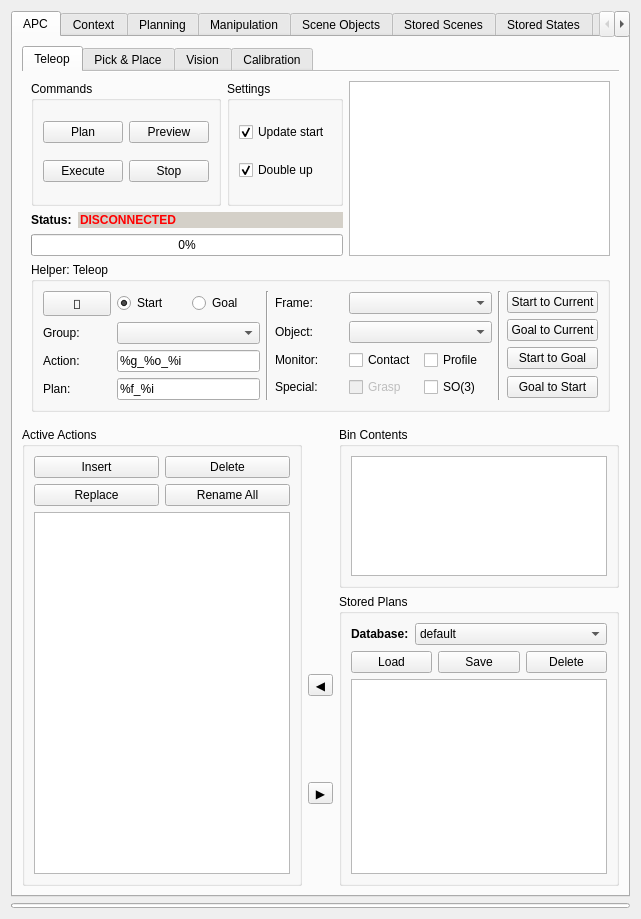
The window that visualization/motion_planning_rviz_plugin/src/ui/motion_planning_rviz_plugin_frame.ui (ehuang3/moveit_ros) describes before a commit, drawn with Qt 5.
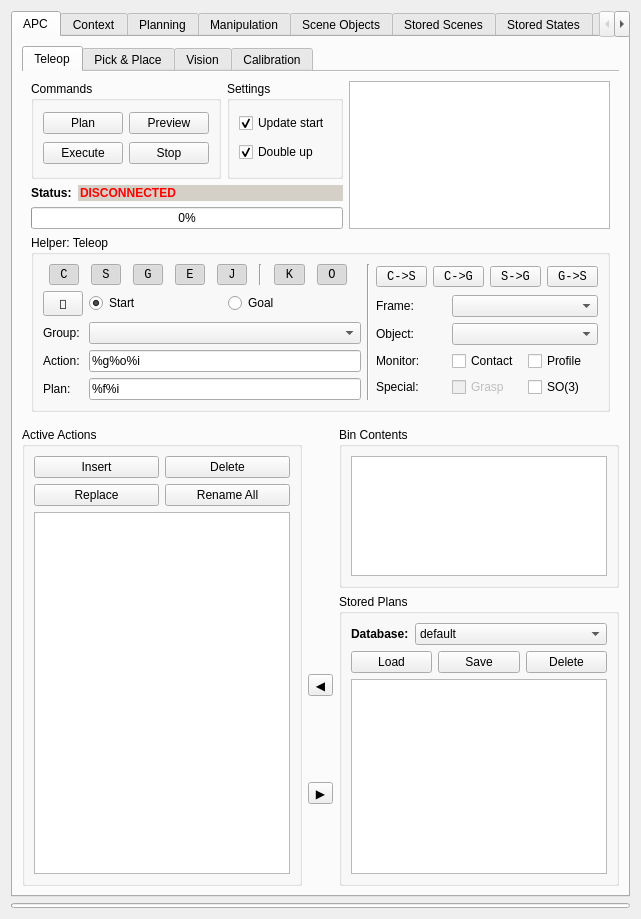
The same window after the commit.

Commit message: Add quick convenience buttons for teleoperation

The edit to the form file:
```diff
--- a/visualization/motion_planning_rviz_plugin/src/ui/motion_planning_rviz_plugin_frame.ui
+++ b/visualization/motion_planning_rviz_plugin/src/ui/motion_planning_rviz_plugin_frame.ui
@@ -447,26 +447,23 @@
                   <property name="bottomMargin">
                    <number>9</number>
                   </property>
-                  <item row="1" column="2" rowspan="4">
+                  <item row="1" column="2" rowspan="2">
                    <layout class="QGridLayout" name="gridLayout_35">
                     <item row="1" column="0">
-                     <widget class="QLabel" name="label_16">
+                     <layout class="QGridLayout" name="gridLayout_26">
+                      <item row="2" column="1">
+                       <widget class="QCheckBox" name="monitor_contact_checkbox">
                       <property name="sizePolicy">
                        <sizepolicy hsizetype="Preferred" vsizetype="Fixed">
                         <horstretch>0</horstretch>
                         <verstretch>0</verstretch>
                        </sizepolicy>
                       </property>
-                      <property name="font">
-                       <font>
-                        <italic>false</italic>
-                       </font>
-                      </property>
                       <property name="text">
-                       <string>Object:</string>
-                      </property>
-                      <property name="alignment">
-                       <set>Qt::AlignLeading|Qt::AlignLeft|Qt::AlignVCenter</set>
+                         <string>Contact</string>
+                        </property>
+                        <property name="tristate">
+                         <bool>true</bool>
                       </property>
                      </widget>
                     </item>
@@ -491,6 +488,27 @@
                       </property>
                      </widget>
                     </item>
+                      <item row="3" column="0">
+                       <widget class="QLabel" name="label_21">
+                        <property name="sizePolicy">
+                         <sizepolicy hsizetype="Preferred" vsizetype="Fixed">
+                          <horstretch>0</horstretch>
+                          <verstretch>0</verstretch>
+                         </sizepolicy>
+                        </property>
+                        <property name="font">
+                         <font>
+                          <italic>false</italic>
+                         </font>
+                        </property>
+                        <property name="text">
+                         <string>Special:</string>
+                        </property>
+                        <property name="alignment">
+                         <set>Qt::AlignLeading|Qt::AlignLeft|Qt::AlignVCenter</set>
+                        </property>
+                       </widget>
+                      </item>
                     <item row="0" column="0">
                      <widget class="QLabel" name="label_19">
                       <property name="sizePolicy">
@@ -514,8 +532,8 @@
                       </property>
                      </widget>
                     </item>
-                    <item row="3" column="0">
-                     <widget class="QLabel" name="label_21">
+                      <item row="1" column="0">
+                       <widget class="QLabel" name="label_16">
                       <property name="sizePolicy">
                        <sizepolicy hsizetype="Preferred" vsizetype="Fixed">
                         <horstretch>0</horstretch>
@@ -528,7 +546,7 @@
                        </font>
                       </property>
                       <property name="text">
-                       <string>Special:</string>
+                         <string>Object:</string>
                       </property>
                       <property name="alignment">
                        <set>Qt::AlignLeading|Qt::AlignLeft|Qt::AlignVCenter</set>
@@ -556,6 +574,12 @@
                       <property name="enabled">
                        <bool>false</bool>
                       </property>
+                        <property name="sizePolicy">
+                         <sizepolicy hsizetype="Preferred" vsizetype="Fixed">
+                          <horstretch>0</horstretch>
+                          <verstretch>0</verstretch>
+                         </sizepolicy>
+                        </property>
                       <property name="text">
                        <string>Grasp</string>
                       </property>
@@ -564,28 +588,6 @@
                       </property>
                      </widget>
                     </item>
-                    <item row="1" column="1" colspan="2">
-                     <widget class="QComboBox" name="object_combobox"/>
-                    </item>
-                    <item row="0" column="1" colspan="2">
-                     <widget class="QComboBox" name="frame_combobox"/>
-                    </item>
-                    <item row="2" column="1">
-                     <widget class="QCheckBox" name="monitor_contact_checkbox">
-                      <property name="sizePolicy">
-                       <sizepolicy hsizetype="Preferred" vsizetype="Fixed">
-                        <horstretch>0</horstretch>
-                        <verstretch>0</verstretch>
-                       </sizepolicy>
-                      </property>
-                      <property name="text">
-                       <string>Contact</string>
-                      </property>
-                      <property name="tristate">
-                       <bool>true</bool>
-                      </property>
-                     </widget>
-                    </item>
                     <item row="3" column="2">
                      <widget class="QCheckBox" name="interpolate_cartesian_checkbox">
                       <property name="sizePolicy">
@@ -605,62 +607,320 @@
                       </property>
                      </widget>
                     </item>
-                   </layout>
-                  </item>
-                  <item row="4" column="5">
-                   <widget class="QPushButton" name="pushButton_4">
+                      <item row="0" column="1" colspan="2">
+                       <widget class="QComboBox" name="frame_combobox">
+                        <property name="sizePolicy">
+                         <sizepolicy hsizetype="Preferred" vsizetype="Fixed">
+                          <horstretch>0</horstretch>
+                          <verstretch>0</verstretch>
+                         </sizepolicy>
+                        </property>
+                       </widget>
+                      </item>
+                      <item row="1" column="1" colspan="2">
+                       <widget class="QComboBox" name="object_combobox">
+                        <property name="sizePolicy">
+                         <sizepolicy hsizetype="Preferred" vsizetype="Fixed">
+                          <horstretch>0</horstretch>
+                          <verstretch>0</verstretch>
+                         </sizepolicy>
+                        </property>
+                       </widget>
+                      </item>
+                     </layout>
+                    </item>
+                    <item row="0" column="0">
+                     <layout class="QHBoxLayout" name="horizontalLayout_16">
+                      <item>
+                       <widget class="QToolButton" name="current_to_start_button">
                     <property name="sizePolicy">
-                     <sizepolicy hsizetype="Minimum" vsizetype="Fixed">
+                         <sizepolicy hsizetype="Fixed" vsizetype="Fixed">
                       <horstretch>0</horstretch>
                       <verstretch>0</verstretch>
                      </sizepolicy>
                     </property>
+                        <property name="font">
+                         <font>
+                          <family>Monospace</family>
+                         </font>
+                        </property>
                     <property name="text">
-                     <string>Goal to Start</string>
+                         <string>C-&gt;S</string>
                     </property>
                    </widget>
                   </item>
-                  <item row="2" column="5">
-                   <widget class="QPushButton" name="goal_to_current_button">
+                      <item>
+                       <widget class="QToolButton" name="current_to_goal_button">
                     <property name="sizePolicy">
                      <sizepolicy hsizetype="Fixed" vsizetype="Fixed">
                       <horstretch>0</horstretch>
                       <verstretch>0</verstretch>
                      </sizepolicy>
                     </property>
+                        <property name="font">
+                         <font>
+                          <family>Monospace</family>
+                         </font>
+                        </property>
                     <property name="text">
-                     <string>Goal to Current</string>
+                         <string>C-&gt;G</string>
                     </property>
                    </widget>
                   </item>
-                  <item row="1" column="5">
-                   <widget class="QPushButton" name="start_to_current_button">
+                      <item>
+                       <widget class="QToolButton" name="start_to_goal_button">
                     <property name="sizePolicy">
                      <sizepolicy hsizetype="Fixed" vsizetype="Fixed">
                       <horstretch>0</horstretch>
                       <verstretch>0</verstretch>
                      </sizepolicy>
                     </property>
+                        <property name="font">
+                         <font>
+                          <family>Monospace</family>
+                         </font>
+                        </property>
                     <property name="text">
-                     <string>Start to Current</string>
+                         <string>S-&gt;G</string>
                     </property>
                    </widget>
                   </item>
-                  <item row="3" column="5">
-                   <widget class="QPushButton" name="pushButton_12">
+                      <item>
+                       <widget class="QToolButton" name="goal_to_start_button">
                     <property name="sizePolicy">
-                     <sizepolicy hsizetype="Minimum" vsizetype="Fixed">
+                         <sizepolicy hsizetype="Fixed" vsizetype="Fixed">
                       <horstretch>0</horstretch>
                       <verstretch>0</verstretch>
                      </sizepolicy>
                     </property>
+                        <property name="font">
+                         <font>
+                          <family>Monospace</family>
+                         </font>
+                        </property>
                     <property name="text">
-                     <string>Start to Goal</string>
+                         <string>G-&gt;S</string>
                     </property>
                    </widget>
                   </item>
-                  <item row="1" column="0" rowspan="4">
+                     </layout>
+                    </item>
+                   </layout>
+                  </item>
+                  <item row="1" column="0" rowspan="2">
                    <layout class="QGridLayout" name="gridLayout_36">
+                    <item row="0" column="0" colspan="2">
+                     <layout class="QHBoxLayout" name="horizontalLayout_12">
+                      <item>
+                       <widget class="QToolButton" name="display_current_button">
+                        <property name="font">
+                         <font>
+                          <family>Monospace</family>
+                          <strikeout>false</strikeout>
+                         </font>
+                        </property>
+                        <property name="text">
+                         <string>C</string>
+                        </property>
+                        <property name="checkable">
+                         <bool>true</bool>
+                        </property>
+                        <property name="checked">
+                         <bool>true</bool>
+                        </property>
+                       </widget>
+                      </item>
+                      <item>
+                       <widget class="QToolButton" name="display_start_button">
+                        <property name="font">
+                         <font>
+                          <family>Monospace</family>
+                         </font>
+                        </property>
+                        <property name="text">
+                         <string>S</string>
+                        </property>
+                        <property name="checkable">
+                         <bool>true</bool>
+                        </property>
+                        <property name="checked">
+                         <bool>true</bool>
+                        </property>
+                       </widget>
+                      </item>
+                      <item>
+                       <widget class="QToolButton" name="display_goal_button">
+                        <property name="font">
+                         <font>
+                          <family>Monospace</family>
+                         </font>
+                        </property>
+                        <property name="text">
+                         <string>G</string>
+                        </property>
+                        <property name="checkable">
+                         <bool>true</bool>
+                        </property>
+                        <property name="checked">
+                         <bool>true</bool>
+                        </property>
+                       </widget>
+                      </item>
+                      <item>
+                       <widget class="QToolButton" name="display_eef_button">
+                        <property name="font">
+                         <font>
+                          <family>Monospace</family>
+                         </font>
+                        </property>
+                        <property name="text">
+                         <string>E</string>
+                        </property>
+                        <property name="checkable">
+                         <bool>true</bool>
+                        </property>
+                        <property name="checked">
+                         <bool>true</bool>
+                        </property>
+                       </widget>
+                      </item>
+                      <item>
+                       <widget class="QToolButton" name="display_joints_button">
+                        <property name="font">
+                         <font>
+                          <family>Monospace</family>
+                         </font>
+                        </property>
+                        <property name="text">
+                         <string>J</string>
+                        </property>
+                        <property name="checkable">
+                         <bool>true</bool>
+                        </property>
+                        <property name="checked">
+                         <bool>true</bool>
+                        </property>
+                       </widget>
+                      </item>
+                      <item>
+                       <widget class="Line" name="line_2">
+                        <property name="orientation">
+                         <enum>Qt::Vertical</enum>
+                        </property>
+                       </widget>
+                      </item>
+                      <item>
+                       <widget class="QToolButton" name="display_shelf_button">
+                        <property name="font">
+                         <font>
+                          <family>Monospace</family>
+                         </font>
+                        </property>
+                        <property name="text">
+                         <string>K</string>
+                        </property>
+                        <property name="checkable">
+                         <bool>true</bool>
+                        </property>
+                        <property name="checked">
+                         <bool>true</bool>
+                        </property>
+                       </widget>
+                      </item>
+                      <item>
+                       <widget class="QToolButton" name="display_objects_button">
+                        <property name="font">
+                         <font>
+                          <family>Monospace</family>
+                         </font>
+                        </property>
+                        <property name="text">
+                         <string>O</string>
+                        </property>
+                        <property name="checkable">
+                         <bool>true</bool>
+                        </property>
+                        <property name="checked">
+                         <bool>true</bool>
+                        </property>
+                       </widget>
+                      </item>
+                     </layout>
+                    </item>
+                    <item row="1" column="0" colspan="2">
+                     <layout class="QGridLayout" name="gridLayout_21">
+                      <item row="1" column="1">
+                       <widget class="QComboBox" name="group_combo_box">
+                        <property name="sizePolicy">
+                         <sizepolicy hsizetype="Preferred" vsizetype="Fixed">
+                          <horstretch>0</horstretch>
+                          <verstretch>0</verstretch>
+                         </sizepolicy>
+                        </property>
+                       </widget>
+                      </item>
+                      <item row="3" column="0">
+                       <widget class="QLabel" name="label_23">
+                        <property name="text">
+                         <string>Plan:</string>
+                        </property>
+                       </widget>
+                      </item>
+                      <item row="2" column="1">
+                       <widget class="QLineEdit" name="action_format_line_edit">
+                        <property name="sizePolicy">
+                         <sizepolicy hsizetype="Preferred" vsizetype="Fixed">
+                          <horstretch>0</horstretch>
+                          <verstretch>0</verstretch>
+                         </sizepolicy>
+                        </property>
+                        <property name="text">
+                         <string>%g%o%i</string>
+                        </property>
+                       </widget>
+                      </item>
+                      <item row="2" column="0">
+                       <widget class="QLabel" name="label_25">
+                        <property name="sizePolicy">
+                         <sizepolicy hsizetype="Preferred" vsizetype="Preferred">
+                          <horstretch>0</horstretch>
+                          <verstretch>0</verstretch>
+                         </sizepolicy>
+                        </property>
+                        <property name="text">
+                         <string>Action: </string>
+                        </property>
+                        <property name="alignment">
+                         <set>Qt::AlignLeading|Qt::AlignLeft|Qt::AlignVCenter</set>
+                        </property>
+                       </widget>
+                      </item>
+                      <item row="1" column="0">
+                       <widget class="QLabel" name="label_26">
+                        <property name="sizePolicy">
+                         <sizepolicy hsizetype="Preferred" vsizetype="Preferred">
+                          <horstretch>0</horstretch>
+                          <verstretch>0</verstretch>
+                         </sizepolicy>
+                        </property>
+                        <property name="text">
+                         <string>Group:</string>
+                        </property>
+                       </widget>
+                      </item>
+                      <item row="3" column="1">
+                       <widget class="QLineEdit" name="plan_format_line_edit">
+                        <property name="sizePolicy">
+                         <sizepolicy hsizetype="Expanding" vsizetype="Fixed">
+                          <horstretch>0</horstretch>
+                          <verstretch>0</verstretch>
+                         </sizepolicy>
+                        </property>
+                        <property name="text">
+                         <string>%f%i</string>
+                        </property>
+                       </widget>
+                      </item>
                     <item row="0" column="0">
                      <widget class="QToolButton" name="padlock_button">
                       <property name="sizePolicy">
@@ -671,7 +931,7 @@
                       </property>
                       <property name="minimumSize">
                        <size>
-                        <width>50</width>
+                          <width>0</width>
                         <height>0</height>
                        </size>
                       </property>
@@ -693,6 +953,8 @@
                      </widget>
                     </item>
                     <item row="0" column="1">
+                       <layout class="QHBoxLayout" name="horizontalLayout_19">
+                        <item>
                      <widget class="QRadioButton" name="start_radio_button">
                       <property name="text">
                        <string>Start</string>
@@ -702,89 +964,26 @@
                       </property>
                      </widget>
                     </item>
-                    <item row="2" column="0">
-                     <widget class="QLabel" name="label_25">
-                      <property name="sizePolicy">
-                       <sizepolicy hsizetype="Preferred" vsizetype="Preferred">
-                        <horstretch>0</horstretch>
-                        <verstretch>0</verstretch>
-                       </sizepolicy>
-                      </property>
-                      <property name="text">
-                       <string>Action: </string>
-                      </property>
-                      <property name="alignment">
-                       <set>Qt::AlignLeading|Qt::AlignLeft|Qt::AlignVCenter</set>
-                      </property>
-                     </widget>
-                    </item>
-                    <item row="2" column="1" colspan="2">
-                     <widget class="QLineEdit" name="action_format_line_edit">
-                      <property name="sizePolicy">
-                       <sizepolicy hsizetype="Preferred" vsizetype="Fixed">
-                        <horstretch>0</horstretch>
-                        <verstretch>0</verstretch>
-                       </sizepolicy>
-                      </property>
-                      <property name="text">
-                       <string>%g_%o_%i</string>
-                      </property>
-                     </widget>
-                    </item>
-                    <item row="0" column="2">
+                        <item>
                      <widget class="QRadioButton" name="goal_radio_button">
                       <property name="text">
                        <string>Goal</string>
                       </property>
                      </widget>
                     </item>
-                    <item row="1" column="0">
-                     <widget class="QLabel" name="label_26">
-                      <property name="text">
-                       <string>Group:</string>
-                      </property>
-                     </widget>
-                    </item>
-                    <item row="1" column="1" colspan="2">
-                     <widget class="QComboBox" name="group_combo_box">
-                      <property name="sizePolicy">
-                       <sizepolicy hsizetype="Preferred" vsizetype="Fixed">
-                        <horstretch>0</horstretch>
-                        <verstretch>0</verstretch>
-                       </sizepolicy>
-                      </property>
-                     </widget>
+                       </layout>
+                      </item>
+                     </layout>
                     </item>
-                    <item row="3" column="1" colspan="2">
-                     <widget class="QLineEdit" name="plan_format_line_edit">
-                      <property name="text">
-                       <string>%f_%i</string>
-                      </property>
-                     </widget>
-                    </item>
-                    <item row="3" column="0">
-                     <widget class="QLabel" name="label_23">
-                      <property name="text">
-                       <string>Plan:</string>
-                      </property>
-                     </widget>
-                    </item>
                    </layout>
                   </item>
-                  <item row="1" column="1" rowspan="4">
+                  <item row="1" column="1" rowspan="2">
                    <widget class="Line" name="line">
                     <property name="orientation">
                      <enum>Qt::Vertical</enum>
                     </property>
                    </widget>
                   </item>
-                  <item row="1" column="4" rowspan="4">
-                   <widget class="Line" name="line_2">
-                    <property name="orientation">
-                     <enum>Qt::Vertical</enum>
-                    </property>
-                   </widget>
-                  </item>
                  </layout>
                 </widget>
                </item>
```
Lines whose indentation alone changed are shown as unchanged. The commit also changes 15 other files.
